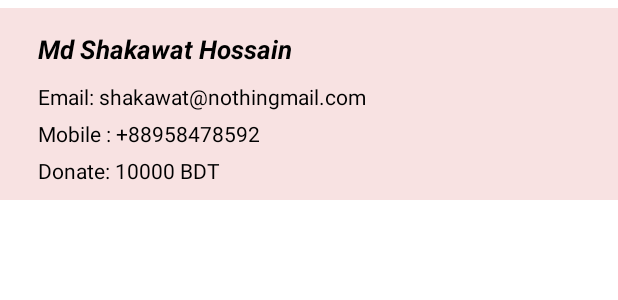
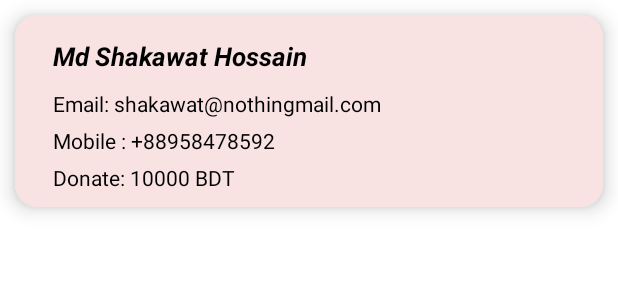
Before and after one commit to sh4k4w4t/New-Govt.-Degree-College-Rajshahi-Batch-90-Reunion-Apps, an Android app: the layout custom_layout_for_donar_list.xml on its own in the app's theme, with its tools: preview values and no code run, on a phone screen of 412 x 824 dp. Shown: the top 300 px of the screen. Run offline under Robolectric (Android 15) with nearby library versions, the phone set to English and light mode, and no system bars.

Commit message:
#donarlist custom layout

```diff
--- a/app/src/main/res/layout/activity_payment.xml
+++ b/app/src/main/res/layout/activity_payment.xml
@@ -1,6 +1,5 @@
 <?xml version="1.0" encoding="utf-8"?>
 <LinearLayout xmlns:android="http://schemas.android.com/apk/res/android"
-    xmlns:app="http://schemas.android.com/apk/res-auto"
     xmlns:tools="http://schemas.android.com/tools"
     android:layout_width="match_parent"
     android:layout_height="match_parent"
@@ -43,7 +42,7 @@
         android:inputType="textPersonName"
         android:layout_marginBottom="15dp"/>
 
-    <Button
+    <com.google.android.material.button.MaterialButton
         android:id="@+id/button"
         android:layout_width="match_parent"
         android:layout_height="wrap_content"
--- a/app/src/main/res/layout/custom_layout_for_donar_list.xml
+++ b/app/src/main/res/layout/custom_layout_for_donar_list.xml
@@ -1,12 +1,16 @@
 <?xml version="1.0" encoding="utf-8"?>
-<androidx.constraintlayout.widget.ConstraintLayout xmlns:android="http://schemas.android.com/apk/res/android"
+<com.google.android.material.card.MaterialCardView xmlns:android="http://schemas.android.com/apk/res/android"
     xmlns:app="http://schemas.android.com/apk/res-auto"
     android:layout_width="match_parent"
     android:layout_height="wrap_content"
-    android:background="#F8E2E2"
-    android:layout_marginTop="5dp"
-    android:layout_marginBottom="5dp">
+    app:cardElevation="8dp"
+    app:cardCornerRadius="15dp"
+    android:layout_margin="10dp">
 
+    <androidx.constraintlayout.widget.ConstraintLayout
+        android:layout_width="match_parent"
+        android:layout_height="wrap_content"
+        android:background="#F8E2E2">
         <TextView
             android:id="@+id/textViewName"
             android:layout_width="wrap_content"
@@ -56,3 +60,4 @@
             android:textColor="@color/black"/>
 
     </androidx.constraintlayout.widget.ConstraintLayout>
+</com.google.android.material.card.MaterialCardView>
--- a/app/src/main/res/layout/custom_layout_for_member_list.xml
+++ b/app/src/main/res/layout/custom_layout_for_member_list.xml
@@ -1,5 +1,5 @@
 <?xml version="1.0" encoding="utf-8"?>
-<androidx.cardview.widget.CardView xmlns:android="http://schemas.android.com/apk/res/android"
+<com.google.android.material.card.MaterialCardView xmlns:android="http://schemas.android.com/apk/res/android"
     xmlns:app="http://schemas.android.com/apk/res-auto"
     xmlns:tools="http://schemas.android.com/tools"
     android:layout_width="match_parent"
@@ -62,4 +62,4 @@
 
         </androidx.constraintlayout.widget.ConstraintLayout>
 
-</androidx.cardview.widget.CardView>
+</com.google.android.material.card.MaterialCardView>
```
Lines whose indentation alone changed are shown as unchanged.
